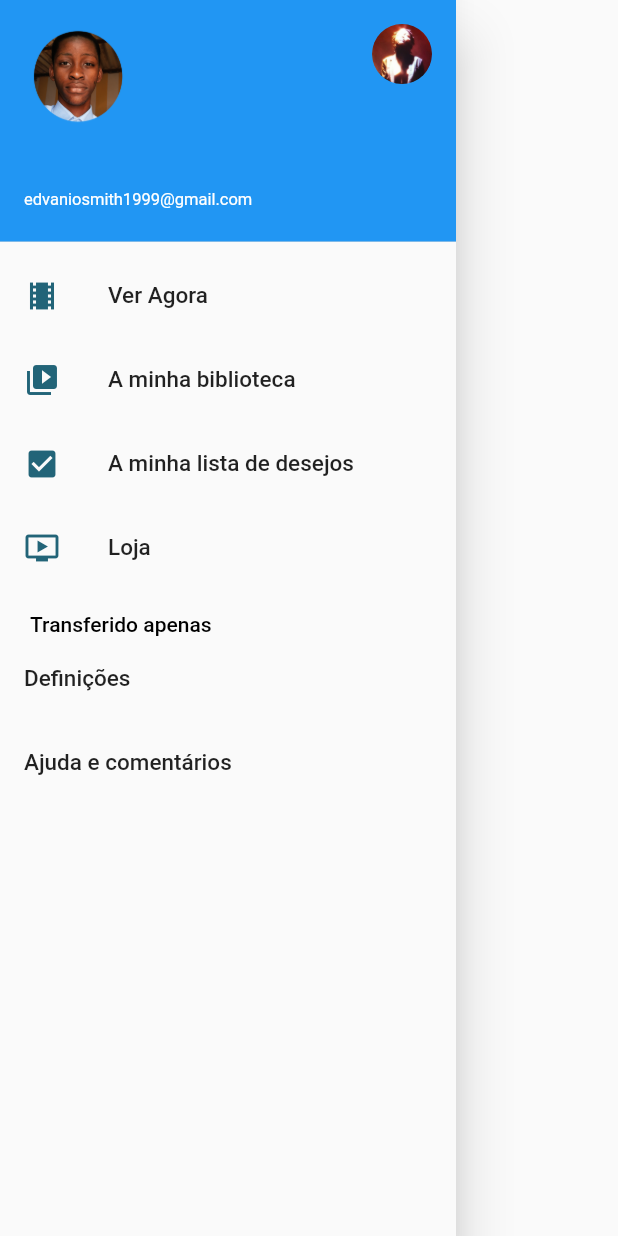
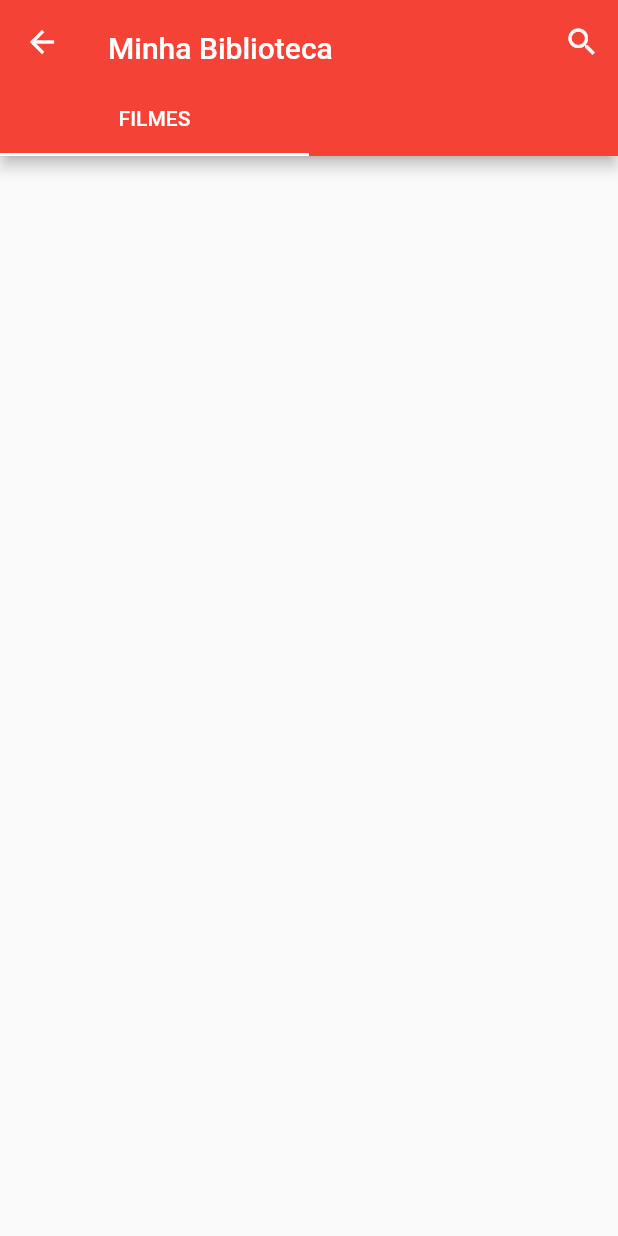
Before and after one commit to Edcassola/Flutter-GooglePlayMovies-UI-Clone, a Flutter app: the Menu widget shown alone on an empty page, opened directly, after a tap on "A minha biblioteca", on a phone screen of 412 x 824 dp. Run offline on Flutter 3.47's test engine with Material 2 defaults, Android fonts, the phone set to English and light mode, and no system bars.

Commit message:
Add Lybrary screen

```diff
--- a/lib/Pages/Menu.dart
+++ b/lib/Pages/Menu.dart
@@ -1,6 +1,6 @@
 
 import 'package:flutter/material.dart';
-
+import 'my_Library.dart';
 
 class Menu extends StatefulWidget {
   @override
@@ -43,7 +43,7 @@ class _MenuState extends State<Menu> {
                         fontWeight: FontWeight.w500),),
                 leading: Icon(Icons.video_library, color: Color.fromRGBO(34, 100, 120, 1),),
                 onTap: () {
-
+                    Navigator.of(context).push(MaterialPageRoute(builder: (BuildContext context) => Library()),);
                   },
               ),
               ListTile(
--- /dev/null
+++ b/lib/Pages/my_Library.dart
@@ -0,0 +1,53 @@
+// import 'package:Play_Filmes_Clone/Screens/Menu/menu.dart';
+import 'package:flutter/material.dart';
+
+class Library extends StatefulWidget {
+  @override
+  _LibraryState createState() => _LibraryState();
+}
+
+class _LibraryState extends State<Library> {
+  @override
+  Widget build(BuildContext context) {
+    return DefaultTabController(
+      length: 2,
+      child: Scaffold(
+        appBar: AppBar(
+
+        backgroundColor: Colors.red,
+        title: Padding(
+          padding: EdgeInsets.only(top: 8),
+          child:_menuAppBar(),),
+        actions: <Widget>[
+          IconButton(
+              onPressed: () {},
+              icon: Icon(Icons.search),
+              color: Colors.white,
+                )
+        ],
+          bottom: TabBar(
+            indicatorColor: Colors.white,
+            tabs: <Widget>[
+              Tab(
+                child: Container(
+                  child: Text("FILMES")
+                ),
+              ),
+              Tab(
+                child: Container(
+                ),
+              ),
+
+            ],
+          ),
+        ),
+      )
+    );
+  }
+
+  Widget _menuAppBar() {
+    return Container(
+      child: Text('Minha Biblioteca'),
+    );
+  }
+}
```
